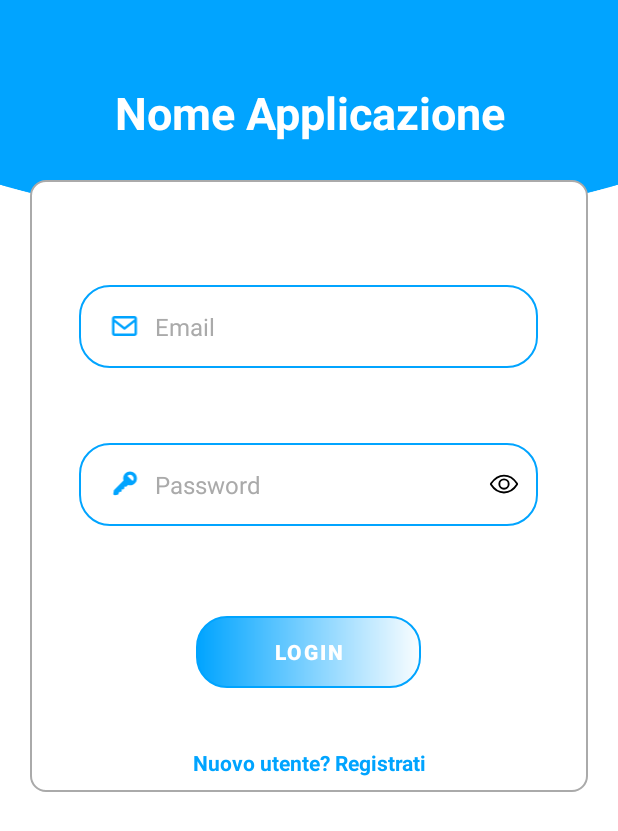
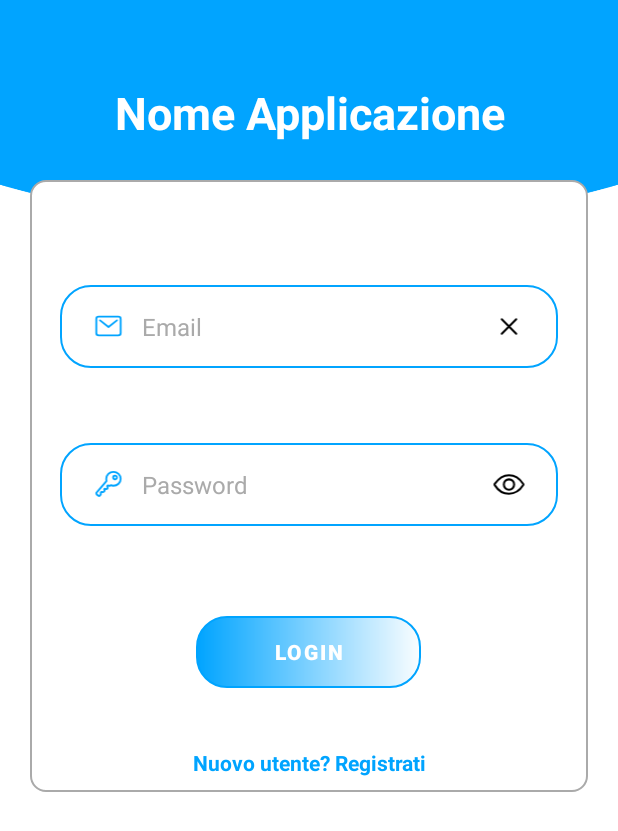
Before and after one commit to Gabriel-Marchione/progettoPWM, an Android app: the screen it shows after launch (LoginActivity), after a tap on an icon or button, on a phone screen of 412 x 824 dp. Shown: the top 831 px of the screen. Run offline under Robolectric (Android 15) with nearby library versions, the phone set to English and light mode, and no system bars.

Commit message:
risolti bug sulla visualizzazione dei campi del login

```diff
--- a/app/src/main/java/com/progettopwm/progettopwm/LoginActivity.kt
+++ b/app/src/main/java/com/progettopwm/progettopwm/LoginActivity.kt
@@ -8,6 +8,7 @@ import android.os.Bundle
 import android.text.method.PasswordTransformationMethod
 import android.view.Window
 import android.widget.Toast
+import androidx.core.content.ContextCompat
 import com.example.progettopwm.R
 import com.example.progettopwm.databinding.ActivityLoginBinding
 import com.progettopwm.progettopwm.profiloUtente.ProfiloUtenteActivity
@@ -19,6 +20,7 @@ import retrofit2.Response
 class LoginActivity : AppCompatActivity() {
     lateinit var binding : ActivityLoginBinding
     lateinit var filePre : SharedPreferences
+    var flagOcchioBarrato : Boolean = true //true occhio barrato, false aperto
 
     override fun onCreate(savedInstanceState: Bundle?) {
         super.onCreate(savedInstanceState)
@@ -48,20 +50,24 @@ class LoginActivity : AppCompatActivity() {
                 Toast.makeText(this, "Hai premuto registrazione", Toast.LENGTH_LONG).show()
             }
 
+            binding.cancellaTesto.setOnClickListener {
+                binding.emailPlainText.text = null
+            }
+
             binding.mostraNascondiPassword.setOnClickListener {
-                val immagineCorrente = binding.mostraNascondiPassword.drawable
-                val immagineVecchia = resources.getDrawable(R.drawable.occhio_barrato, null)
-                val immagineNuova = resources.getDrawable(R.drawable.occhio_aperto, null)
+                if(flagOcchioBarrato){ //se l'occhio è barrato allora rendo visibile il testo e cambio immagine
+                    binding.mostraNascondiPassword.setImageResource(R.drawable.occhio_aperto)
+                    binding.passwordPlainText.transformationMethod = null
+                    flagOcchioBarrato = false
 
-                if (immagineCorrente.constantState == immagineNuova.constantState) {
-                    binding.mostraNascondiPassword.setImageDrawable(immagineVecchia)
-                    binding.passwordPlainText.transformationMethod =
-                        PasswordTransformationMethod.getInstance()
-                } else {
-                    binding.mostraNascondiPassword.setImageDrawable(immagineNuova)
-                    binding.passwordPlainText.transformationMethod = null
+                }else{ //altrimenti, se l'occhio non è barrato, lo rendo nascosto e cambio immagine
+                    binding.mostraNascondiPassword.setImageResource(R.drawable.occhio_barrato)
+                    binding.passwordPlainText.transformationMethod = PasswordTransformationMethod.getInstance()
+                    flagOcchioBarrato = true
                 }
             }
+
+
 
         }
     }
--- a/app/src/main/java/com/progettopwm/progettopwm/profiloUtente/ProfiloUtenteActivity.kt
+++ b/app/src/main/java/com/progettopwm/progettopwm/profiloUtente/ProfiloUtenteActivity.kt
@@ -38,7 +38,7 @@ class ProfiloUtenteActivity : AppCompatActivity() {
             editor.apply()
             val editor2 = fileAvatar.edit()
             editor2.clear()
-            editor.apply()
+            editor2.apply()
             Toast.makeText(this@ProfiloUtenteActivity,"Disconnessione avvenuta con succeso", Toast.LENGTH_LONG).show()
             val intent = Intent(this, LoginActivity::class.java)
             startActivity(intent)
@@ -50,9 +50,7 @@ class ProfiloUtenteActivity : AppCompatActivity() {
         }
 
         binding.avatarImageView.setOnClickListener {
-            val editor = fileAvatar.edit()
-            editor.putInt("idImmagineAvatar", R.drawable.avatar5)
-            editor.apply()
+            //TODO modificare?
         }
 
     }
--- /dev/null
+++ b/app/src/main/res/drawable/chiave.xml
@@ -0,0 +1,12 @@
+<vector xmlns:android="http://schemas.android.com/apk/res/android"
+    android:width="512dp"
+    android:height="512dp"
+    android:viewportWidth="512"
+    android:viewportHeight="512">
+  <path
+      android:pathData="M218.1,167.17C218.1,180.17 218.1,192.77 222.2,204.57C179.1,255.17 65.3,388.87 54.7,399.07C52.59,400.96 50.91,403.27 49.75,405.86C48.6,408.44 48,411.24 48,414.07C48,422.57 53.2,430.77 57.6,435.37C64.2,442.27 92.4,468.37 97.6,463.37C113,448.37 116.1,444.37 122.4,438.17C131.9,428.87 121.4,409.87 124.7,402.17C128,394.47 131.5,392.97 137.2,391.77C142.9,390.57 153,394.67 160.9,394.77C169.2,394.87 173.7,391.37 179.9,385.57C184.9,380.97 188.5,376.67 188.6,369.97C188.8,360.97 175.8,349.07 185.5,339.57C195.2,330.07 209.2,345.77 219.5,344.57C229.8,343.37 242.3,329.07 243.6,322.97C244.9,316.87 231.9,301.17 233.9,292.27C234.6,289.27 240.7,282.27 245.3,281.27C249.9,280.27 270.3,288.17 274.9,287.17C280.5,285.97 287,280.07 292.3,276.77C307.8,283.47 321.9,286.17 340,286.17C408.5,286.17 464,232.77 464,166.97C464,101.17 408.5,48 340,48C271.5,48 218.1,101.37 218.1,167.17ZM400,144C400,150.33 398.12,156.52 394.61,161.78C391.09,167.04 386.09,171.14 380.25,173.56C374.4,175.99 367.96,176.62 361.76,175.38C355.55,174.15 349.85,171.1 345.37,166.63C340.9,162.15 337.85,156.45 336.61,150.24C335.38,144.04 336.01,137.6 338.44,131.75C340.86,125.91 344.96,120.91 350.22,117.39C355.48,113.88 361.67,112 368,112C376.49,112 384.63,115.37 390.63,121.37C396.63,127.37 400,135.51 400,144Z"
+      android:strokeLineJoin="round"
+      android:strokeWidth="32"
+      android:fillColor="#00000000"
+      android:strokeColor="#01A4FF"/>
+</vector>
--- /dev/null
+++ b/app/src/main/res/drawable/email.xml
@@ -0,0 +1,20 @@
+<vector xmlns:android="http://schemas.android.com/apk/res/android"
+    android:width="512dp"
+    android:height="512dp"
+    android:viewportWidth="512"
+    android:viewportHeight="512">
+  <path
+      android:pathData="M424,96H88C65.91,96 48,113.91 48,136V376C48,398.09 65.91,416 88,416H424C446.09,416 464,398.09 464,376V136C464,113.91 446.09,96 424,96Z"
+      android:strokeLineJoin="round"
+      android:strokeWidth="32"
+      android:fillColor="#00000000"
+      android:strokeColor="#01A4FF"
+      android:strokeLineCap="round"/>
+  <path
+      android:pathData="M112,160L256,272L400,160"
+      android:strokeLineJoin="round"
+      android:strokeWidth="32"
+      android:fillColor="#00000000"
+      android:strokeColor="#01A4FF"
+      android:strokeLineCap="round"/>
+</vector>
--- /dev/null
+++ b/app/src/main/res/drawable/x.xml
@@ -0,0 +1,13 @@
+<vector xmlns:android="http://schemas.android.com/apk/res/android"
+    android:width="512dp"
+    android:height="512dp"
+    android:viewportWidth="512"
+    android:viewportHeight="512">
+  <path
+      android:pathData="M368,368L144,144M368,144L144,368"
+      android:strokeLineJoin="round"
+      android:strokeWidth="32"
+      android:fillColor="#00000000"
+      android:strokeColor="#000000"
+      android:strokeLineCap="round"/>
+</vector>
--- a/app/src/main/res/layout/activity_login.xml
+++ b/app/src/main/res/layout/activity_login.xml
@@ -40,11 +40,11 @@
                     android:orientation="vertical">
 
                         <LinearLayout
-                            android:layout_width="wrap_content"
+                            android:layout_width="match_parent"
                             android:layout_height="match_parent"
-                            android:layout_marginLeft="20dp"
+                            android:layout_marginLeft="10dp"
                             android:layout_marginTop="60dp"
-                            android:layout_marginRight="20dp"
+                            android:layout_marginRight="10dp"
                             android:orientation="vertical">
 
                                 <LinearLayout
@@ -59,32 +59,39 @@
                                             android:id="@+id/imageView5"
                                             android:layout_width="30dp"
                                             android:layout_height="20dp"
-                                            android:layout_marginLeft="5dp"
-                                            android:layout_marginRight="5dp"
                                             android:layout_weight="1"
-                                            app:srcCompat="@drawable/mail" />
+                                            app:srcCompat="@drawable/email" />
 
                                         <EditText
                                             android:id="@+id/emailPlainText"
                                             android:layout_width="220dp"
                                             android:layout_height="35dp"
-                                            android:layout_marginRight="25dp"
                                             android:background="@null"
                                             android:ems="10"
                                             android:hint="Email"
                                             android:inputType="textEmailAddress"
                                             android:textColorHint="#AAAAAA"
                                             android:textSize="16sp" />
+
+                                        <ImageView
+                                            android:id="@+id/cancellaTesto"
+                                            android:layout_width="30dp"
+                                            android:layout_height="22dp"
+                                            android:layout_marginLeft="2dp"
+                                            android:layout_weight="1"
+                                            android:visibility="visible"
+                                            app:srcCompat="@drawable/x" />
+
                                 </LinearLayout>
 
                         </LinearLayout>
 
                         <LinearLayout
-                            android:layout_width="wrap_content"
+                            android:layout_width="match_parent"
                             android:layout_height="match_parent"
-                            android:layout_marginLeft="20dp"
+                            android:layout_marginLeft="10dp"
                             android:layout_marginTop="50dp"
-                            android:layout_marginRight="20dp"
+                            android:layout_marginRight="10dp"
                             android:orientation="vertical">
 
                                 <LinearLayout
@@ -99,10 +106,8 @@
                                             android:id="@+id/imageView3"
                                             android:layout_width="30dp"
                                             android:layout_height="20dp"
-                                            android:layout_marginLeft="5dp"
-                                            android:layout_marginRight="5dp"
                                             android:layout_weight="1"
-                                            app:srcCompat="@drawable/key" />
+                                            app:srcCompat="@drawable/chiave" />
 
                                         <EditText
                                             android:id="@+id/passwordPlainText"
@@ -117,9 +122,11 @@
 
                                         <ImageView
                                             android:id="@+id/mostraNascondiPassword"
-                                            android:layout_width="25dp"
-                                            android:layout_height="20dp"
+                                            android:layout_width="30dp"
+                                            android:layout_height="22dp"
+                                            android:layout_marginLeft="2dp"
                                             android:layout_weight="1"
+                                            android:visibility="visible"
                                             app:srcCompat="@drawable/occhio_barrato" />
 
                                 </LinearLayout>
--- a/app/src/main/res/layout/selezione_avatar_card_view.xml
+++ b/app/src/main/res/layout/selezione_avatar_card_view.xml
@@ -23,8 +23,8 @@
 
             <ImageView
                 android:id="@+id/immagineAvatarImageView"
-                android:layout_width="200dp"
-                android:layout_height="200dp"
+                android:layout_width="180dp"
+                android:layout_height="180dp"
                 android:layout_gravity="center"
                 android:paddingTop="5dp" />
 
```
